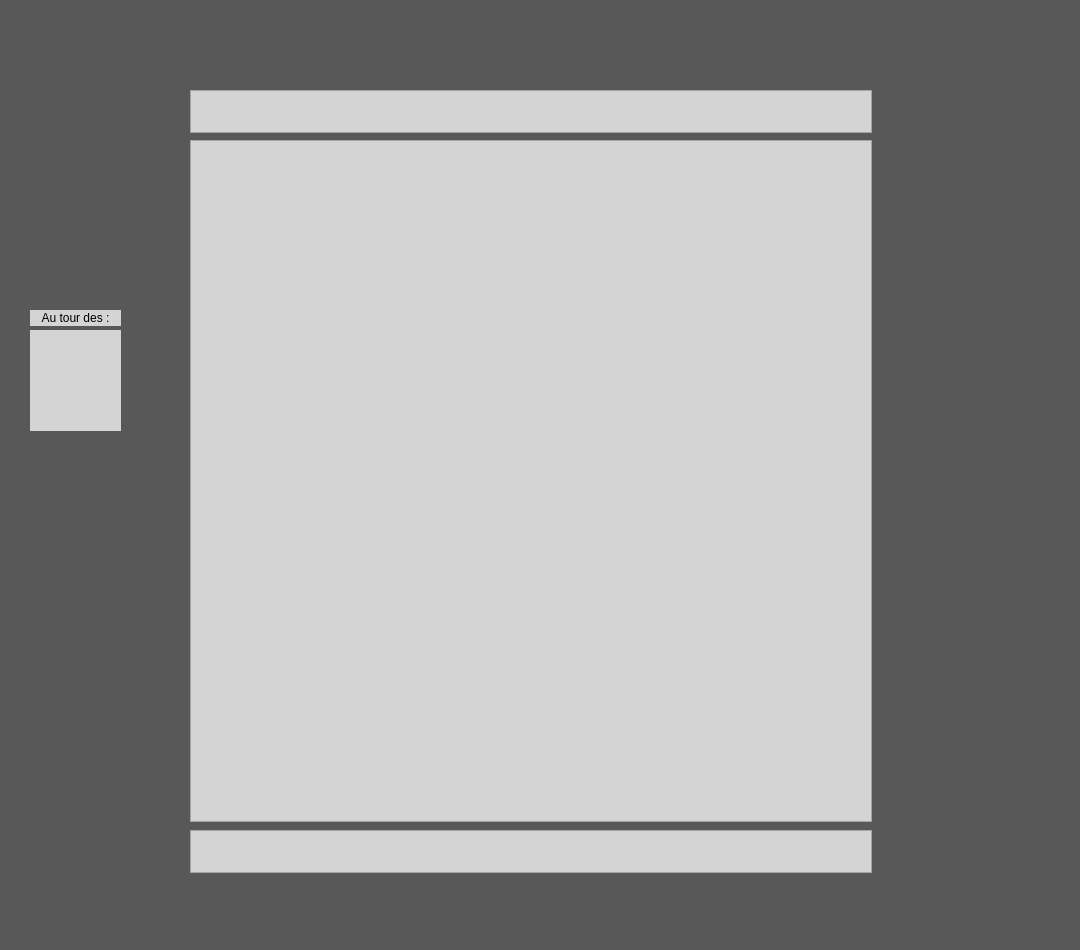
First picture: the form in mainwindow.ui, repository HugH-CRT/Echecs, before the edit.
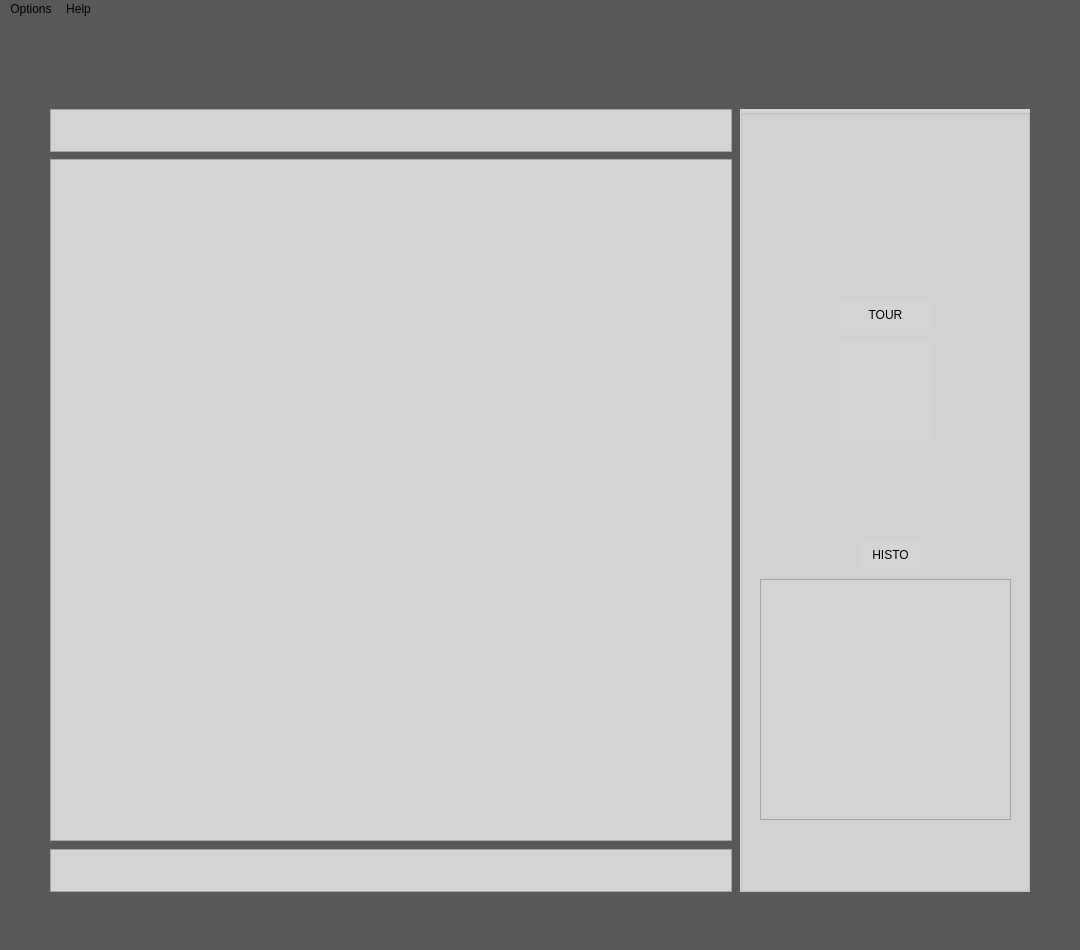
Second picture: the form after the edit. Icons and pictures are not drawn.

```diff
--- a/mainwindow.ui
+++ b/mainwindow.ui
@@ -39,7 +39,7 @@
    <widget class="QTableView" name="tableViewEchiquier">
     <property name="geometry">
      <rect>
-      <x>190</x>
+      <x>50</x>
       <y>140</y>
       <width>682</width>
       <height>682</height>
@@ -121,47 +121,10 @@
      <bool>false</bool>
     </attribute>
    </widget>
-   <widget class="QLabel" name="TourLabel">
-    <property name="geometry">
-     <rect>
-      <x>30</x>
-      <y>330</y>
-      <width>91</width>
-      <height>101</height>
-     </rect>
-    </property>
-    <property name="styleSheet">
-     <string notr="true">background-color: rgb(212, 212, 212);</string>
-    </property>
-    <property name="text">
-     <string/>
-    </property>
-   </widget>
-   <widget class="QLabel" name="TourTexte">
-    <property name="geometry">
-     <rect>
-      <x>30</x>
-      <y>310</y>
-      <width>91</width>
-      <height>16</height>
-     </rect>
-    </property>
-    <property name="styleSheet">
-     <string notr="true">background-color: rgb(212, 212, 212);
-font: 8pt &quot;MS Shell Dlg 2&quot;;
-color: rgb(0, 0, 0);</string>
-    </property>
-    <property name="text">
-     <string>Au tour des :</string>
-    </property>
-    <property name="alignment">
-     <set>Qt::AlignCenter</set>
-    </property>
-   </widget>
    <widget class="QTableView" name="view_PionNoir">
     <property name="geometry">
      <rect>
-      <x>190</x>
+      <x>50</x>
       <y>830</y>
       <width>682</width>
       <height>43</height>
@@ -234,7 +197,7 @@
    <widget class="QTableView" name="view_PionBlanc">
     <property name="geometry">
      <rect>
-      <x>190</x>
+      <x>50</x>
       <y>90</y>
       <width>682</width>
       <height>43</height>
@@ -307,7 +270,171 @@
      <bool>false</bool>
     </attribute>
    </widget>
+   <widget class="QGroupBox" name="groupBox">
+    <property name="geometry">
+     <rect>
+      <x>740</x>
+      <y>90</y>
+      <width>290</width>
+      <height>783</height>
+     </rect>
+    </property>
+    <property name="styleSheet">
+     <string notr="true">background-color: rgb(212, 212, 212);</string>
+    </property>
+    <property name="title">
+     <string/>
+    </property>
+    <widget class="QLabel" name="TourTexte">
+     <property name="geometry">
+      <rect>
+       <x>100</x>
+       <y>190</y>
+       <width>91</width>
+       <height>31</height>
+      </rect>
+     </property>
+     <property name="styleSheet">
+      <string notr="true">font: 13pt &quot;MS Shell Dlg 2&quot;;
+color: rgb(0, 0, 0);</string>
+     </property>
+     <property name="text">
+      <string>TOUR</string>
+     </property>
+     <property name="alignment">
+      <set>Qt::AlignCenter</set>
+     </property>
+    </widget>
+    <widget class="QLabel" name="TourLabel">
+     <property name="geometry">
+      <rect>
+       <x>100</x>
+       <y>230</y>
+       <width>91</width>
+       <height>101</height>
+      </rect>
+     </property>
+     <property name="styleSheet">
+      <string notr="true"/>
+     </property>
+     <property name="text">
+      <string/>
+     </property>
+    </widget>
+    <widget class="QListView" name="view_Histo">
+     <property name="geometry">
+      <rect>
+       <x>20</x>
+       <y>470</y>
+       <width>251</width>
+       <height>241</height>
+      </rect>
+     </property>
+    </widget>
+    <widget class="QLabel" name="label">
+     <property name="geometry">
+      <rect>
+       <x>120</x>
+       <y>430</y>
+       <width>61</width>
+       <height>31</height>
+      </rect>
+     </property>
+     <property name="styleSheet">
+      <string notr="true">font: 13pt &quot;MS Shell Dlg 2&quot;;
+color: rgb(0, 0, 0);</string>
+     </property>
+     <property name="text">
+      <string>HISTO</string>
+     </property>
+     <property name="alignment">
+      <set>Qt::AlignCenter</set>
+     </property>
+    </widget>
+   </widget>
   </widget>
+  <widget class="QMenuBar" name="menuBar">
+   <property name="geometry">
+    <rect>
+     <x>0</x>
+     <y>0</y>
+     <width>1080</width>
+     <height>20</height>
+    </rect>
+   </property>
+   <widget class="QMenu" name="menuOptions">
+    <property name="title">
+     <string>Options</string>
+    </property>
+    <widget class="QMenu" name="menuThemes">
+     <property name="title">
+      <string>Themes</string>
+     </property>
+     <addaction name="actionDark"/>
+     <addaction name="actionLight"/>
+    </widget>
+    <addaction name="menuThemes"/>
+   </widget>
+   <widget class="QMenu" name="menuHelp">
+    <property name="title">
+     <string>Help</string>
+    </property>
+    <addaction name="actionDocumentation_Code_Source"/>
+    <addaction name="actionRegles"/>
+   </widget>
+   <addaction name="menuOptions"/>
+   <addaction name="menuHelp"/>
+  </widget>
+  <action name="actionDark">
+   <property name="text">
+    <string>Dark</string>
+   </property>
+  </action>
+  <action name="actionLight">
+   <property name="text">
+    <string>Light</string>
+   </property>
+  </action>
+  <action name="actionDebutant">
+   <property name="text">
+    <string>Débutant</string>
+   </property>
+  </action>
+  <action name="actionIntermediaire">
+   <property name="text">
+    <string>Intermédiaire</string>
+   </property>
+  </action>
+  <action name="actionAvancee">
+   <property name="text">
+    <string>Avancée</string>
+   </property>
+  </action>
+  <action name="actionExpert">
+   <property name="text">
+    <string>Expert</string>
+   </property>
+  </action>
+  <action name="actionDocumentations_Code_Source">
+   <property name="text">
+    <string>Documentations Code Source</string>
+   </property>
+  </action>
+  <action name="actionRegles_du_Jeu">
+   <property name="text">
+    <string>Règles du Jeu</string>
+   </property>
+  </action>
+  <action name="actionDocumentation_Code_Source">
+   <property name="text">
+    <string>Documentation Code Source</string>
+   </property>
+  </action>
+  <action name="actionRegles">
+   <property name="text">
+    <string>Règles du Jeu</string>
+   </property>
+  </action>
  </widget>
  <resources>
   <include location="Resource.qrc"/>
```
